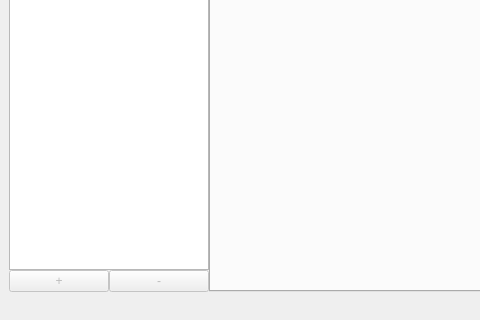
The window that res/app.ui (remeh/mehstation-config) describes before a commit, drawn with Qt 5; both pictures show x 0 to 480 and y 149 to 469 of the 619 by 469 pixel window.
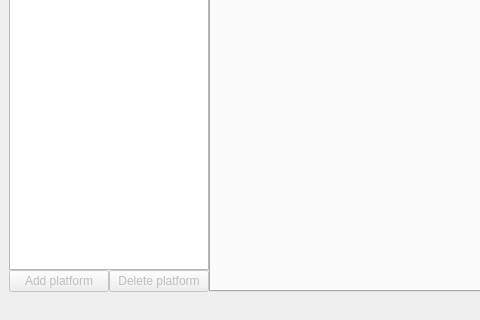
The same window after the commit.

Commit message: Better labels to add / delete a platform.

Patch:
```diff
--- a/res/app.ui
+++ b/res/app.ui
@@ -106,7 +106,7 @@
                 <bool>false</bool>
                </property>
                <property name="text">
-                <string>+</string>
+                <string>Add platform</string>
                </property>
               </widget>
              </item>
@@ -116,7 +116,7 @@
                 <bool>false</bool>
                </property>
                <property name="text">
-                <string>-</string>
+                <string>Delete platform</string>
                </property>
               </widget>
              </item>
```
